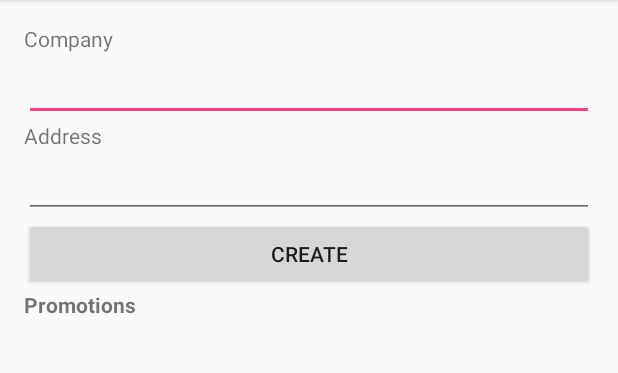
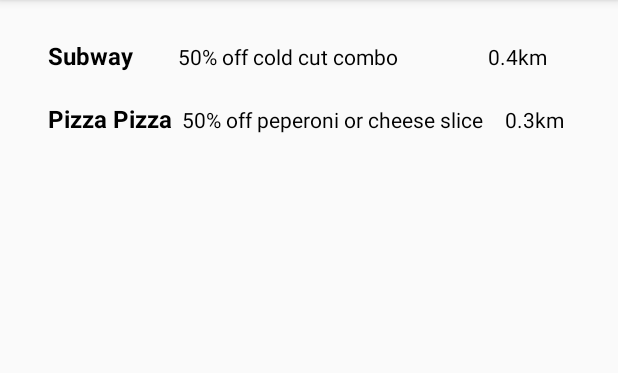
Before and after one commit to JasonFok/Hack-Western-3-Android, an Android app: the screen it shows after launch (MainActivity), on a phone screen of 412 x 824 dp, the part 84-457 px from its top. Run offline under Robolectric (Android 15) with nearby library versions, the phone set to English and light mode, and no system bars; libraries missing offline, so code that uses them is left out: com.firebase.client; 1 statement that could not run was skipped.

Commit message:
Setup RecyclerView

```diff
--- a/app/build.gradle
+++ b/app/build.gradle
@@ -26,7 +26,7 @@ android {
 }
 
 dependencies {
-    compile fileTree(dir: 'libs', include: ['*.jar'])
+    compile fileTree(include: ['*.jar'], dir: 'libs')
     androidTestCompile('com.android.support.test.espresso:espresso-core:2.2.2', {
         exclude group: 'com.android.support', module: 'support-annotations'
     })
@@ -34,5 +34,5 @@ dependencies {
     testCompile 'junit:junit:4.12'
     //Adding Firebase
     compile 'com.firebase:firebase-client-android:2.4.0'
-
+    compile 'com.android.support:recyclerview-v7:24.2.1'
 }
--- a/app/src/main/java/com/example/jason/localdealsnotifier/MainActivity.java
+++ b/app/src/main/java/com/example/jason/localdealsnotifier/MainActivity.java
@@ -2,18 +2,28 @@ package com.example.jason.localdealsnotifier;
 
 import android.support.v7.app.AppCompatActivity;
 import android.os.Bundle;
+import android.support.v7.widget.LinearLayoutManager;
 import android.view.View;
 import android.widget.Button;
 import android.widget.EditText;
 import android.widget.TextView;
+import android.support.v7.widget.RecyclerView;
+import android.view.LayoutInflater;
+import android.view.ViewGroup;
 
 import com.firebase.client.DataSnapshot;
 import com.firebase.client.Firebase;
 import com.firebase.client.FirebaseError;
 import com.firebase.client.ValueEventListener;
 
+import java.util.ArrayList;
+import java.util.List;
+
 public class MainActivity extends AppCompatActivity {
 
+    private List<Promotion> promotionList = new ArrayList<>();
+    private RecyclerView recyclerView;
+    private PromotionsAdapter mAdapter;
     private EditText editTextName;
     private EditText editTextAddress;
     private TextView textViewPersons;
@@ -24,60 +34,76 @@ public class MainActivity extends AppCompatActivity {
         super.onCreate(savedInstanceState);
         setContentView(R.layout.activity_main);
 
+        recyclerView = (RecyclerView) findViewById(R.id.recycler_view);
+
+        mAdapter = new PromotionsAdapter(promotionList);
+        RecyclerView.LayoutManager mLayoutManager = new LinearLayoutManager(getApplicationContext());
+        recyclerView.setLayoutManager(mLayoutManager);
+//        recyclerView.setItemAnimator(new DefaultItemAnimator());
+        recyclerView.setAdapter(mAdapter);
+
+        prepareMovieData();
+
         Firebase.setAndroidContext(this);
 
-        buttonSave = (Button) findViewById(R.id.buttonSave);
-        editTextName = (EditText) findViewById(R.id.editTextName);
-        editTextAddress = (EditText) findViewById(R.id.editTextAddress);
+//        buttonSave = (Button) findViewById(R.id.buttonSave);
+//        editTextName = (EditText) findViewById(R.id.editTextName);
+//        editTextAddress = (EditText) findViewById(R.id.editTextAddress);
+//
+//        textViewPersons = (TextView) findViewById(R.id.textViewPersons);
 
-        textViewPersons = (TextView) findViewById(R.id.textViewPersons);
-
-        buttonSave.setOnClickListener(new View.OnClickListener() {
-            @Override
-            public void onClick(View v) {
-                //Creating firebase object
-                Firebase ref = new Firebase(Config.FIREBASE_URL);
-
-                //Getting values to store
-                String name = editTextName.getText().toString().trim();
-                String address = editTextAddress.getText().toString().trim();
-
-                //Creating Promotion object
-                Promotion promotion = new Promotion();
-
-                //Adding values
-                promotion.setName(name);
-                promotion.setAddress(address);
-
-                //Storing values to firebase
-                ref.child("Promotion").setValue(promotion);
-
-
-                //Value event listener for realtime data update
-                ref.addValueEventListener(new ValueEventListener() {
-                    @Override
-                    public void onDataChange(DataSnapshot snapshot) {
-                        for (DataSnapshot postSnapshot : snapshot.getChildren()) {
-                            //Getting the data from snapshot
-                            Promotion promotion = postSnapshot.getValue(Promotion.class);
-
-                            //Adding it to a string
-                            String string = "Name: "+ promotion.getCompany()+"\nAddress: "+ promotion.getAddress()+"\n\n";
-
-                            //Displaying it on textview
-                            textViewPersons.setText(string);
-                        }
-                    }
-
-                    @Override
-                    public void onCancelled(FirebaseError firebaseError) {
-                        System.out.println("The read failed: " + firebaseError.getMessage());
-                    }
-                });
-
-            }
-        });
+//        buttonSave.setOnClickListener(new View.OnClickListener() {
+//            @Override
+//            public void onClick(View v) {
+//                //Creating firebase object
+//                Firebase ref = new Firebase(Config.FIREBASE_URL);
+//
+//                //Getting values to store
+//                String name = editTextName.getText().toString().trim();
+//                String address = editTextAddress.getText().toString().trim();
+//
+//                //Creating Promotion object
+//                Promotion promotion = new Promotion();
+//
+//                //Adding values
+//                promotion.setName(name);
+//                promotion.setAddress(address);
+//
+//                //Storing values to firebase
+//                ref.child("Promotion").setValue(promotion);
+//
+//
+//                //Value event listener for realtime data update
+//                ref.addValueEventListener(new ValueEventListener() {
+//                    @Override
+//                    public void onDataChange(DataSnapshot snapshot) {
+//                        for (DataSnapshot postSnapshot : snapshot.getChildren()) {
+//                            //Getting the data from snapshot
+//                            Promotion promotion = postSnapshot.getValue(Promotion.class);
+//
+//                            //Adding it to a string
+//                            String string = "Name: "+ promotion.getCompany()+"\nAddress: "+ promotion.getAddress()+"\n\n";
+//
+//                            //Displaying it on textview
+//                            textViewPersons.setText(string);
+//                        }
+//                    }
+//
+//                    @Override
+//                    public void onCancelled(FirebaseError firebaseError) {
+//                        System.out.println("The read failed: " + firebaseError.getMessage());
+//                    }
+//                });
+//
+//            }
+//        });
     }
 
+    private void prepareMovieData() {
+        Promotion promotion = new Promotion("Subway", "50% off cold cut combo", "0.4km");
+        promotionList.add(promotion);
+        promotion = new Promotion("Pizza Pizza", "50% off peperoni or cheese slice", "0.3km");
+        promotionList.add(promotion);
+    }
 
 }
--- a/app/src/main/java/com/example/jason/localdealsnotifier/Promotion.java
+++ b/app/src/main/java/com/example/jason/localdealsnotifier/Promotion.java
@@ -7,25 +7,37 @@ package com.example.jason.localdealsnotifier;
 public class Promotion {
     //name and address string
     private String company;
-    private String address;
+    private String message;
+    private String distance;
 
-    public Promotion() {
+    public Promotion(String company, String message, String distance) {
       /*Blank default constructor essential for Firebase*/
+        this.company = company;
+        this.message = message;
+        this.distance = distance;
     }
     //Getters and setters
     public String getCompany() {
         return company;
     }
 
-    public void setName(String name) {
+    public void setCompany(String name) {
         this.company = name;
     }
 
-    public String getAddress() {
-        return address;
+    public String getMessage() {
+        return message;
     }
 
-    public void setAddress(String address) {
-        this.address = address;
+    public void setMessage(String message) {
+        this.message = message;
+    }
+
+    public String getDistance() {
+        return distance;
+    }
+
+    public void setDistance(String message) {
+        this.distance = distance;
     }
 }
--- /dev/null
+++ b/app/src/main/java/com/example/jason/localdealsnotifier/PromotionsAdapter.java
@@ -0,0 +1,56 @@
+package com.example.jason.localdealsnotifier;
+
+import android.support.v7.widget.RecyclerView;
+import android.view.LayoutInflater;
+import android.view.View;
+import android.view.ViewGroup;
+import android.widget.TextView;
+
+import java.util.List;
+
+
+/**
+ * Created by Jason on 10/15/2016.
+ */
+
+public class PromotionsAdapter extends RecyclerView.Adapter<PromotionsAdapter.MyViewHolder> {
+
+    private List<Promotion> promotionsList;
+
+    public class MyViewHolder extends RecyclerView.ViewHolder {
+        public TextView company, message, distance;
+
+        public MyViewHolder(View view) {
+            super(view);
+            company = (TextView) view.findViewById(R.id.company);
+            message = (TextView) view.findViewById(R.id.message);
+            distance = (TextView) view.findViewById(R.id.distance);
+        }
+    }
+
+
+    public PromotionsAdapter(List<Promotion> promotionsList) {
+        this.promotionsList = promotionsList;
+    }
+
+    @Override
+    public MyViewHolder onCreateViewHolder(ViewGroup parent, int viewType) {
+        View itemView = LayoutInflater.from(parent.getContext())
+                .inflate(R.layout.promotion_list_row, parent, false);
+
+        return new MyViewHolder(itemView);
+    }
+
+    @Override
+    public void onBindViewHolder(MyViewHolder holder, int position) {
+        Promotion movie = promotionsList.get(position);
+        holder.company.setText(movie.getCompany());
+        holder.message.setText(movie.getMessage());
+        holder.distance.setText(movie.getDistance());
+    }
+
+    @Override
+    public int getItemCount() {
+        return promotionsList.size();
+    }
+}
--- a/app/src/main/res/layout/activity_main.xml
+++ b/app/src/main/res/layout/activity_main.xml
@@ -10,43 +10,47 @@
     android:paddingTop="@dimen/activity_vertical_margin"
     tools:context="com.example.jason.localdealsnotifier.MainActivity">
 
-    <TextView
-        android:text="Company"
-        android:layout_width="match_parent"
-        android:layout_height="wrap_content" />
+    <!--<TextView-->
+        <!--android:text="Company"-->
+        <!--android:layout_width="match_parent"-->
+        <!--android:layout_height="wrap_content" />-->
 
-    <EditText
-        android:id="@+id/editTextName"
-        android:layout_width="match_parent"
-        android:layout_height="wrap_content" />
+    <!--<EditText-->
+        <!--android:id="@+id/editTextName"-->
+        <!--android:layout_width="match_parent"-->
+        <!--android:layout_height="wrap_content" />-->
 
 
-    <TextView
-        android:text="Address"
+    <!--<TextView-->
+        <!--android:text="Address"-->
+        <!--android:layout_width="match_parent"-->
+        <!--android:layout_height="wrap_content" />-->
+
+    <!--<EditText-->
+        <!--android:id="@+id/editTextAddress"-->
+        <!--android:layout_width="match_parent"-->
+        <!--android:layout_height="wrap_content" />-->
+
+    <!--<Button-->
+        <!--android:id="@+id/buttonSave"-->
+        <!--android:text="Create"-->
+        <!--android:layout_width="match_parent"-->
+        <!--android:layout_height="wrap_content" />-->
+
+    <!--<TextView-->
+        <!--android:text="Promotions"-->
+        <!--android:textStyle="bold"-->
+        <!--android:layout_width="match_parent"-->
+        <!--android:layout_height="wrap_content" />-->
+
+    <!--<TextView-->
+        <!--android:id="@+id/textViewPersons"-->
+        <!--android:layout_width="match_parent"-->
+        <!--android:layout_height="wrap_content" />-->
+
+    <android.support.v7.widget.RecyclerView android:id="@+id/recycler_view"
         android:layout_width="match_parent"
-        android:layout_height="wrap_content" />
-
-    <EditText
-        android:id="@+id/editTextAddress"
-        android:layout_width="match_parent"
-        android:layout_height="wrap_content" />
-
-    <Button
-        android:id="@+id/buttonSave"
-        android:text="Create"
-        android:layout_width="match_parent"
-        android:layout_height="wrap_content" />
-
-
-    <TextView
-        android:text="Promotions"
-        android:textStyle="bold"
-        android:layout_width="match_parent"
-        android:layout_height="wrap_content" />
-
-    <TextView
-        android:id="@+id/textViewPersons"
-        android:layout_width="match_parent"
-        android:layout_height="wrap_content" />
+        android:layout_height="match_parent"
+        android:scrollbars="vertical" />
 
 </LinearLayout>
--- /dev/null
+++ b/app/src/main/res/layout/promotion_list_row.xml
@@ -0,0 +1,42 @@
+<?xml version="1.0" encoding="utf-8"?>
+<LinearLayout xmlns:android="http://schemas.android.com/apk/res/android"
+    android:layout_width="match_parent"
+    android:layout_height="wrap_content"
+    android:focusable="true"
+    android:paddingLeft="16dp"
+    android:paddingRight="16dp"
+    android:paddingTop="10dp"
+    android:paddingBottom="10dp"
+    android:clickable="true"
+    android:background="?android:attr/selectableItemBackground"
+    android:orientation="horizontal">
+
+    <TextView
+        android:id="@+id/company"
+        android:hint="Subway"
+        android:textColor="#000000"
+        android:textSize="16dp"
+        android:textStyle="bold"
+        android:layout_alignParentLeft="true"
+        android:layout_weight="2"
+        android:layout_width="wrap_content"
+        android:layout_height="wrap_content" />
+
+    <TextView
+        android:id="@+id/message"
+        android:hint="50% off on burgers"
+        android:textColor="#000000"
+        android:layout_weight="4"
+        android:layout_width="wrap_content"
+        android:layout_height="wrap_content" />
+
+    <TextView
+        android:id="@+id/distance"
+        android:hint="0.5km"
+        android:textColor="#000000"
+        android:layout_weight="1"
+        android:layout_width="wrap_content"
+        android:layout_alignParentRight="true"
+        android:layout_height="wrap_content" />
+
+</LinearLayout>
```
